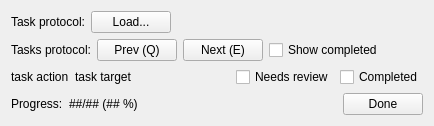
Above: neurolabi/gui/widgets/taskprotocolwindow.ui from janelia-flyem/NeuTu before the change. Below: the same form after it.
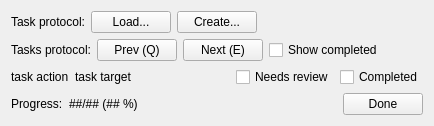
That is the form after the change.

Commit message: Adds GUI for cleave task creation.

```diff
--- a/neurolabi/gui/widgets/taskprotocolwindow.ui
+++ b/neurolabi/gui/widgets/taskprotocolwindow.ui
@@ -49,6 +49,13 @@
         </property>
        </widget>
       </item>
+      <item>
+       <widget class="QPushButton" name="createTaskButton">
+        <property name="text">
+         <string>Create...</string>
+        </property>
+       </widget>
+      </item>
       <item>
        <spacer name="horizontalSpacer_2">
         <property name="orientation">
```
The commit also changes 7 other files.
